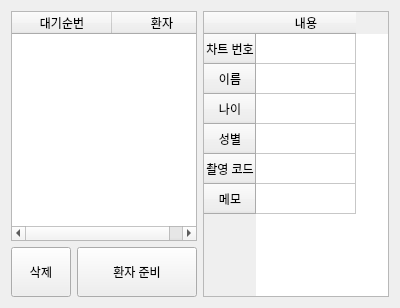
First picture: the form in Project/src/imaging/ImagingSW/patientmanager.ui, repository AndaCondaa/Dental_Imaging_SW_System, before the edit.
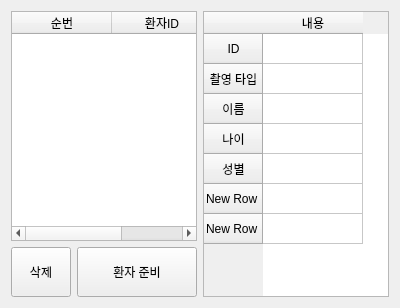
Second picture: the form after the edit.

```diff
--- a/Project/src/imaging/ImagingSW/patientmanager.ui
+++ b/Project/src/imaging/ImagingSW/patientmanager.ui
@@ -28,7 +28,7 @@
          </property>
          <column>
           <property name="text">
-           <string>대기순번</string>
+           <string>순번</string>
           </property>
           <property name="font">
            <font>
@@ -48,7 +48,22 @@
          </column>
          <column>
           <property name="text">
-           <string>환자</string>
+           <string>환자ID</string>
+          </property>
+          <property name="textAlignment">
+           <set>AlignCenter</set>
+          </property>
+          <property name="background">
+           <color>
+            <red>100</red>
+            <green>100</green>
+            <blue>100</blue>
+           </color>
+          </property>
+         </column>
+         <column>
+          <property name="text">
+           <string>환자명</string>
           </property>
           <property name="textAlignment">
            <set>AlignCenter</set>
@@ -117,7 +132,15 @@
        </property>
        <row>
         <property name="text">
-         <string>차트 번호</string>
+         <string>ID</string>
+        </property>
+        <property name="textAlignment">
+         <set>AlignCenter</set>
+        </property>
+       </row>
+       <row>
+        <property name="text">
+         <string>촬영 타입</string>
         </property>
         <property name="textAlignment">
          <set>AlignCenter</set>
@@ -149,18 +172,12 @@
        </row>
        <row>
         <property name="text">
-         <string>촬영 코드</string>
-        </property>
-        <property name="textAlignment">
-         <set>AlignCenter</set>
+         <string>New Row</string>
         </property>
        </row>
        <row>
         <property name="text">
-         <string>메모</string>
-        </property>
-        <property name="textAlignment">
-         <set>AlignCenter</set>
+         <string>New Row</string>
         </property>
        </row>
        <column>
@@ -171,11 +188,6 @@
          <string/>
         </property>
        </column>
-       <item row="0" column="0">
-        <property name="text">
-         <string/>
-        </property>
-       </item>
       </widget>
      </item>
     </layout>
```
